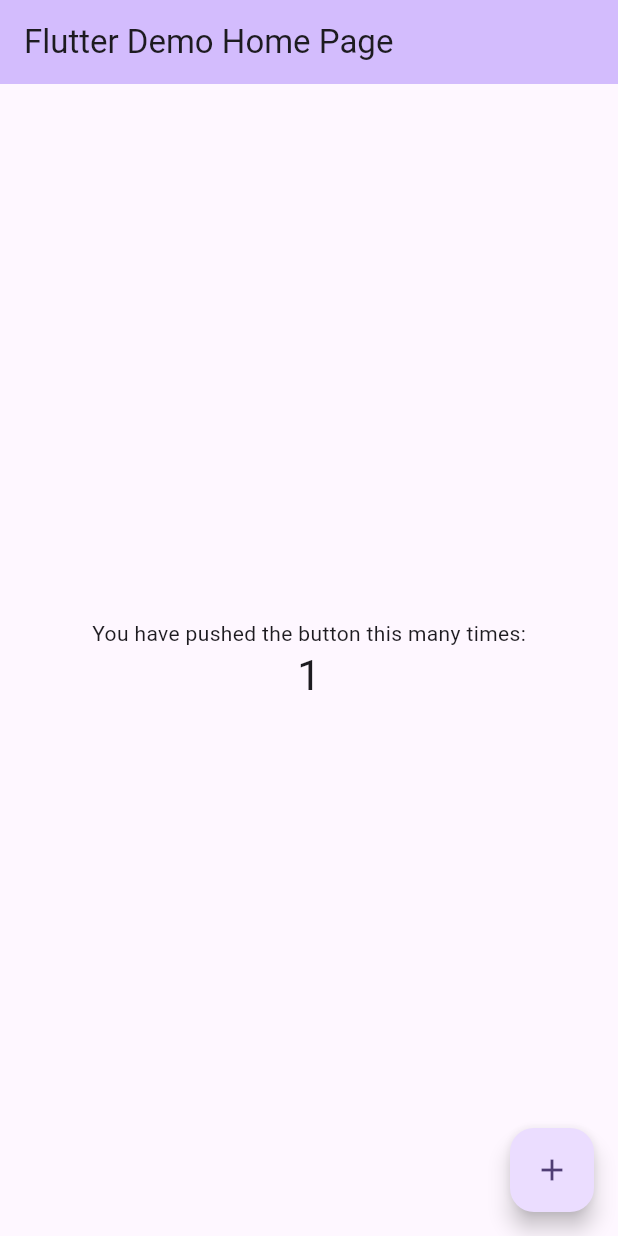
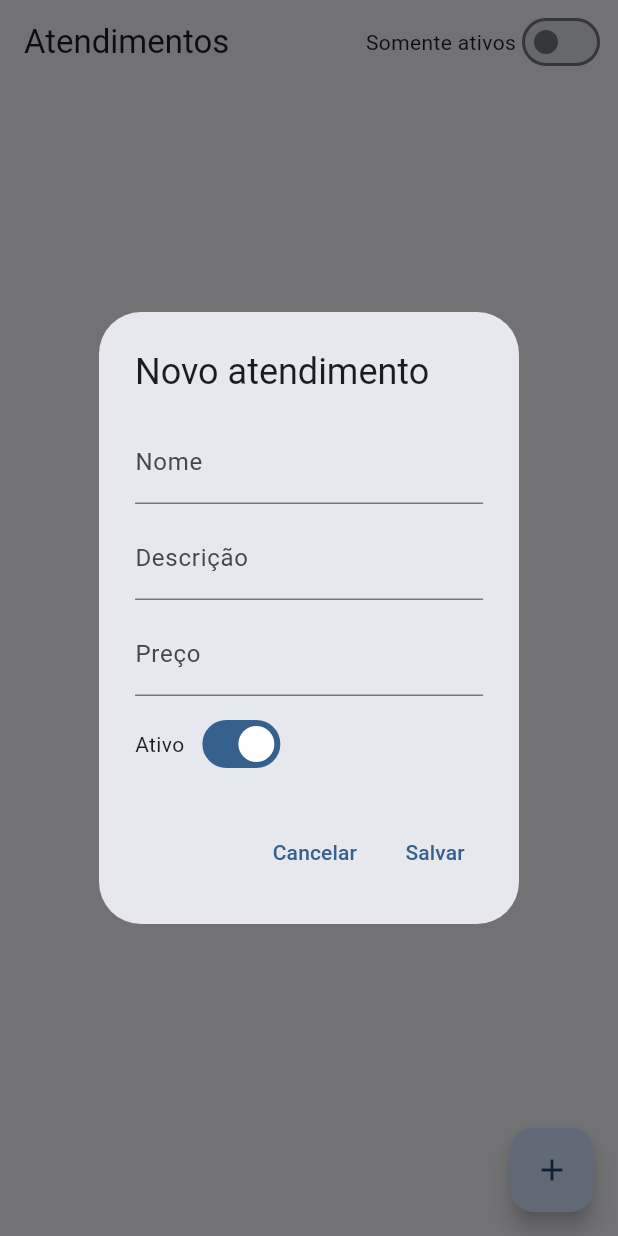
Before and after one commit to tomastonial/Gest-o-de-Atendimentos, a Flutter app: the screen it shows after launch, after a tap on the "add" icon, on a phone screen of 412 x 824 dp. Run offline on Flutter 3.47's test engine with Material 3 defaults, Android fonts, the phone set to English and light mode, and no system bars; our stand-ins replace flutter_bloc, get_it, injectable, sqflite; accounts and stored records are empty.

Commit message:
CRUD's Funcionando

```diff
--- a/lib/database/database_helper.dart
+++ b/lib/database/database_helper.dart
@@ -4,13 +4,13 @@ import 'package:path/path.dart';
 
 class DatabaseHelper {
   static const int _version = 1;
-  static const String _dbName = "atendimetos.db";
+  static const String _dbName = "atendimento.db";
 
   static Future<Database> _getDB() async {
     return openDatabase(
       join(await getDatabasesPath(), _dbName),
       onCreate: (db, version) async => await db.execute(
-        "CREATE TABLE atendimento (id INTEGER PRIMARY KEY AUTOINCREMENT, nome TEXT NOT NULL, descricao TEXT, data TEXT, ativo BOOLEAN, preco DOUBLE NOT NULL, foto TEXT);",
+        "CREATE TABLE atendimento (id INTEGER PRIMARY KEY AUTOINCREMENT, nome TEXT NOT NULL, descricao TEXT, data TEXT, ativo INTEGER, preco REAL NOT NULL, foto TEXT);",
       ),
       version: _version,
     );
--- a/lib/main.dart
+++ b/lib/main.dart
@@ -1,122 +1,296 @@
+// lib/main.dart
 import 'package:flutter/material.dart';
+import 'package:flutter_bloc/flutter_bloc.dart';
 
-void main() {
+import 'core/injectable.dart';
+import 'module/atendimento/infra/controller/atendimento_controller.dart';
+import 'module/atendimento/state/atendimento_state.dart';
+import 'module/atendimento/core/domain/model/atendimento.dart';
+
+Future<void> main() async {
+  WidgetsFlutterBinding.ensureInitialized();
+  await configureDependencies();
   runApp(const MyApp());
 }
 
 class MyApp extends StatelessWidget {
   const MyApp({super.key});
 
-  // This widget is the root of your application.
   @override
   Widget build(BuildContext context) {
     return MaterialApp(
-      title: 'Flutter Demo',
-      theme: ThemeData(
-        // This is the theme of your application.
-        //
-        // TRY THIS: Try running your application with "flutter run". You'll see
-        // the application has a purple toolbar. Then, without quitting the app,
-        // try changing the seedColor in the colorScheme below to Colors.green
-        // and then invoke "hot reload" (save your changes or press the "hot
-        // reload" button in a Flutter-supported IDE, or press "r" if you used
-        // the command line to start the app).
-        //
-        // Notice that the counter didn't reset back to zero; the application
-        // state is not lost during the reload. To reset the state, use hot
-        // restart instead.
-        //
-        // This works for code too, not just values: Most code changes can be
-        // tested with just a hot reload.
-        colorScheme: ColorScheme.fromSeed(seedColor: Colors.deepPurple),
+      title: 'Atendimentos',
+      theme: ThemeData(useMaterial3: true, colorSchemeSeed: Colors.blue),
+      home: BlocProvider(
+        create: (_) => getIt<AtendimentoController>()..carregarAtendimentos(),
+        child: const AtendimentoHomePage(),
       ),
-      home: const MyHomePage(title: 'Flutter Demo Home Page'),
     );
   }
 }
 
-class MyHomePage extends StatefulWidget {
-  const MyHomePage({super.key, required this.title});
-
-  // This widget is the home page of your application. It is stateful, meaning
-  // that it has a State object (defined below) that contains fields that affect
-  // how it looks.
-
-  // This class is the configuration for the state. It holds the values (in this
-  // case the title) provided by the parent (in this case the App widget) and
-  // used by the build method of the State. Fields in a Widget subclass are
-  // always marked "final".
-
-  final String title;
+class AtendimentoHomePage extends StatefulWidget {
+  const AtendimentoHomePage({super.key});
 
   @override
-  State<MyHomePage> createState() => _MyHomePageState();
+  State<AtendimentoHomePage> createState() => _AtendimentoHomePageState();
 }
 
-class _MyHomePageState extends State<MyHomePage> {
-  int _counter = 0;
-
-  void _incrementCounter() {
-    setState(() {
-      // This call to setState tells the Flutter framework that something has
-      // changed in this State, which causes it to rerun the build method below
-      // so that the display can reflect the updated values. If we changed
-      // _counter without calling setState(), then the build method would not be
-      // called again, and so nothing would appear to happen.
-      _counter++;
-    });
-  }
+class _AtendimentoHomePageState extends State<AtendimentoHomePage> {
+  bool _somenteAtivos = false;
 
   @override
   Widget build(BuildContext context) {
-    // This method is rerun every time setState is called, for instance as done
-    // by the _incrementCounter method above.
-    //
-    // The Flutter framework has been optimized to make rerunning build methods
-    // fast, so that you can just rebuild anything that needs updating rather
-    // than having to individually change instances of widgets.
+    final controller = context.read<AtendimentoController>();
+
     return Scaffold(
       appBar: AppBar(
-        // TRY THIS: Try changing the color here to a specific color (to
-        // Colors.amber, perhaps?) and trigger a hot reload to see the AppBar
-        // change color while the other colors stay the same.
-        backgroundColor: Theme.of(context).colorScheme.inversePrimary,
-        // Here we take the value from the MyHomePage object that was created by
-        // the App.build method, and use it to set our appbar title.
-        title: Text(widget.title),
+        title: const Text('Atendimentos'),
+        actions: [
+          Row(
+            children: [
+              const Text('Somente ativos'),
+              Switch(
+                value: _somenteAtivos,
+                onChanged: (value) {
+                  setState(() => _somenteAtivos = value);
+
+                  // usa filtrarAtivos e carregarAtendimentos
+                  if (value) {
+                    controller.filtrarAtivos(true);
+                  } else {
+                    controller.carregarAtendimentos();
+                  }
+                },
+              ),
+              const SizedBox(width: 8),
+            ],
+          ),
+        ],
       ),
-      body: Center(
-        // Center is a layout widget. It takes a single child and positions it
-        // in the middle of the parent.
-        child: Column(
-          // Column is also a layout widget. It takes a list of children and
-          // arranges them vertically. By default, it sizes itself to fit its
-          // children horizontally, and tries to be as tall as its parent.
-          //
-          // Column has various properties to control how it sizes itself and
-          // how it positions its children. Here we use mainAxisAlignment to
-          // center the children vertically; the main axis here is the vertical
-          // axis because Columns are vertical (the cross axis would be
-          // horizontal).
-          //
-          // TRY THIS: Invoke "debug painting" (choose the "Toggle Debug Paint"
-          // action in the IDE, or press "p" in the console), to see the
-          // wireframe for each widget.
-          mainAxisAlignment: MainAxisAlignment.center,
-          children: <Widget>[
-            const Text('You have pushed the button this many times:'),
-            Text(
-              '$_counter',
-              style: Theme.of(context).textTheme.headlineMedium,
+      body: BlocBuilder<AtendimentoController, AtendimentoState>(
+        builder: (context, state) {
+          if (state is AtendimentoLoadingState) {
+            return const Center(child: CircularProgressIndicator());
+          }
+
+          List<Atendimento> lista = [];
+
+          if (state is AtendimentoLoadedState) {
+            lista = state.atendimentos;
+          } else if (state is AtendimentoFilteredState) {
+            lista = state.atendimentos;
+          }
+
+          if (lista.isEmpty) {
+            return const Center(child: Text('Nenhum atendimento cadastrado.'));
+          }
+
+          return ListView.separated(
+            itemCount: lista.length,
+            separatorBuilder: (_, __) => const Divider(height: 1),
+            itemBuilder: (context, index) {
+              final it = lista[index];
+
+              return ListTile(
+                title: Text(it.nome),
+                subtitle: Text(
+                  [
+                    if (it.descricao != null && it.descricao!.isNotEmpty)
+                      it.descricao!,
+                    'Preço: R\$ ${it.preco.toStringAsFixed(2)}',
+                    if (it.data != null) 'Data: ${it.data}',
+                  ].join(' • '),
+                ),
+                leading: Checkbox(
+                  value: it.ativo,
+                  onChanged: (value) {
+                    if (value == null) return;
+                    // usa alterarAtivo
+                    controller.alterarAtivo(it.id, value);
+                  },
+                ),
+                trailing: Row(
+                  mainAxisSize: MainAxisSize.min,
+                  children: [
+                    IconButton(
+                      tooltip: 'Editar',
+                      icon: const Icon(Icons.edit),
+                      onPressed: () => _abrirFormAtendimento(context, it),
+                    ),
+                    IconButton(
+                      tooltip: 'Excluir',
+                      icon: const Icon(Icons.delete, color: Colors.red),
+                      onPressed: () async {
+                        final confirmar = await showDialog<bool>(
+                          context: context,
+                          builder: (ctx) => AlertDialog(
+                            title: const Text('Excluir atendimento'),
+                            content: Text(
+                              'Tem certeza que deseja excluir "${it.nome}"?',
+                            ),
+                            actions: [
+                              TextButton(
+                                onPressed: () => Navigator.pop(ctx, false),
+                                child: const Text('Cancelar'),
+                              ),
+                              TextButton(
+                                onPressed: () => Navigator.pop(ctx, true),
+                                child: const Text(
+                                  'Excluir',
+                                  style: TextStyle(color: Colors.red),
+                                ),
+                              ),
+                            ],
+                          ),
+                        );
+
+                        if (confirmar == true) {
+                          // usa excluirAtendimento
+                          await controller.excluirAtendimento(it.id);
+                        }
+                      },
+                    ),
+                  ],
+                ),
+                onTap: () => _abrirFormAtendimento(context, it),
+              );
+            },
+          );
+        },
+      ),
+      floatingActionButton: FloatingActionButton(
+        onPressed: () => _abrirFormAtendimento(context, null),
+        child: const Icon(Icons.add),
+      ),
+    );
+  }
+
+  Future<void> _abrirFormAtendimento(
+    BuildContext context,
+    Atendimento? atendimento,
+  ) async {
+    final controller = context.read<AtendimentoController>();
+
+    final nomeCtrl = TextEditingController(text: atendimento?.nome ?? '');
+    final descCtrl = TextEditingController(text: atendimento?.descricao ?? '');
+    final precoCtrl = TextEditingController(
+      text: atendimento != null ? atendimento.preco.toString() : '',
+    );
+    bool ativo = atendimento?.ativo ?? true;
+
+    await showDialog<void>(
+      context: context,
+      builder: (dialogCtx) {
+        return AlertDialog(
+          title: Text(
+            atendimento == null ? 'Novo atendimento' : 'Editar atendimento',
+          ),
+          content: SingleChildScrollView(
+            child: Column(
+              mainAxisSize: MainAxisSize.min,
+              children: [
+                TextField(
+                  controller: nomeCtrl,
+                  decoration: const InputDecoration(labelText: 'Nome'),
+                ),
+                const SizedBox(height: 8),
+                TextField(
+                  controller: descCtrl,
+                  decoration: const InputDecoration(labelText: 'Descrição'),
+                ),
+                const SizedBox(height: 8),
+                TextField(
+                  controller: precoCtrl,
+                  keyboardType: const TextInputType.numberWithOptions(
+                    decimal: true,
+                  ),
+                  decoration: const InputDecoration(labelText: 'Preço'),
+                ),
+                const SizedBox(height: 8),
+                Row(
+                  children: [
+                    const Text('Ativo'),
+                    const SizedBox(width: 8),
+                    Switch(
+                      value: ativo,
+                      onChanged: (value) {
+                        ativo = value;
+                        // forçar rebuild do AlertDialog
+                        (dialogCtx as Element).markNeedsBuild();
+                      },
+                    ),
+                  ],
+                ),
+              ],
+            ),
+          ),
+          actions: [
+            TextButton(
+              onPressed: () => Navigator.pop(dialogCtx),
+              child: const Text('Cancelar'),
+            ),
+            TextButton(
+              onPressed: () async {
+                final nome = nomeCtrl.text.trim();
+                final precoTexto = precoCtrl.text.trim();
+
+                if (nome.isEmpty || precoTexto.isEmpty) {
+                  ScaffoldMessenger.of(context).showSnackBar(
+                    const SnackBar(
+                      content: Text('Nome e preço são obrigatórios'),
+                    ),
+                  );
+                  return;
+                }
+
+                final preco =
+                    double.tryParse(precoTexto.replaceAll(',', '.')) ?? 0.0;
+
+                final agora = DateTime.now().toIso8601String();
+
+                if (atendimento == null) {
+                  // usa inserirAtendimento
+                  final novo = Atendimento(
+                    id: 0, // será sobrescrito no repository
+                    nome: nome,
+                    descricao: descCtrl.text.trim().isEmpty
+                        ? null
+                        : descCtrl.text.trim(),
+                    data: agora,
+                    ativo: ativo,
+                    preco: preco,
+                    foto: null,
+                  );
+                  await controller.inserirAtendimento(novo);
+                } else {
+                  // usa editarAtendimento
+                  final atualizado = Atendimento(
+                    id: atendimento.id,
+                    nome: nome,
+                    descricao: descCtrl.text.trim().isEmpty
+                        ? null
+                        : descCtrl.text.trim(),
+                    data: atendimento.data ?? agora,
+                    ativo: ativo,
+                    preco: preco,
+                    foto: atendimento.foto,
+                  );
+                  await controller.editarAtendimento(
+                    atendimento.id,
+                    atualizado,
+                  );
+                }
+
+                if (context.mounted) {
+                  Navigator.pop(dialogCtx);
+                }
+              },
+              child: const Text('Salvar'),
             ),
           ],
-        ),
-      ),
-      floatingActionButton: FloatingActionButton(
-        onPressed: _incrementCounter,
-        tooltip: 'Increment',
-        child: const Icon(Icons.add),
-      ), // This trailing comma makes auto-formatting nicer for build methods.
+        );
+      },
     );
   }
 }
--- /dev/null
+++ b/lib/module/atendimento/infra/controller/atendimento_controller.dart
@@ -0,0 +1,63 @@
+import 'package:atendimentos_flutter/module/atendimento/core/domain/contract/alterar_ativo_repository.dart';
+import 'package:atendimentos_flutter/module/atendimento/core/domain/contract/editar_atendimento_repository.dart';
+import 'package:atendimentos_flutter/module/atendimento/core/domain/contract/excluir_atendimento_repository.dart';
+import 'package:atendimentos_flutter/module/atendimento/core/domain/contract/filtro_ativo_repository.dart';
+import 'package:atendimentos_flutter/module/atendimento/core/domain/contract/inserir_atendimento_repository.dart';
+import 'package:atendimentos_flutter/module/atendimento/core/domain/contract/listar_atendimento_repository.dart';
+import 'package:atendimentos_flutter/module/atendimento/core/domain/model/atendimento.dart';
+import 'package:flutter_bloc/flutter_bloc.dart';
+import 'package:atendimentos_flutter/module/atendimento/state/atendimento_state.dart';
+import 'package:injectable/injectable.dart';
+
+@injectable
+class AtendimentoController extends Cubit<AtendimentoState> {
+  final InserirAtendimentoRepository inserirAtendimentoRepository;
+  final ListarAtendimentoRepository listarAtendimentoRepository;
+  final EditarAtendimentoRepository editarAtendimentoRepository;
+  final ExcluirAtendimentoRepository excluirAtendimentoRepository;
+  final AlterarAtivoRepository alterarAtivoRepository;
+  final FiltroAtivoRepository filtroAtivoRepository;
+
+  AtendimentoController({
+    required this.inserirAtendimentoRepository,
+    required this.listarAtendimentoRepository,
+    required this.editarAtendimentoRepository,
+    required this.excluirAtendimentoRepository,
+    required this.alterarAtivoRepository,
+    required this.filtroAtivoRepository,
+  }) : super(AtendimentoInitialState());
+
+  Future<void> carregarAtendimentos() async {
+    emit(AtendimentoLoadingState());
+    final atendimentos = await listarAtendimentoRepository.listarAtendimento();
+    emit(AtendimentoLoadedState(atendimentos));
+  }
+
+  Future<void> filtrarAtivos(bool ativos) async {
+    emit(AtendimentoLoadingState());
+    final atendimentosFiltrados = await filtroAtivoRepository.filtrarAtivos(
+      ativos,
+    );
+    emit(AtendimentoFilteredState(atendimentosFiltrados));
+  }
+
+  Future<void> alterarAtivo(int id, bool ativo) async {
+    await alterarAtivoRepository.alterarAtivo(id, ativo);
+    await carregarAtendimentos();
+  }
+
+  Future<void> excluirAtendimento(int id) async {
+    await excluirAtendimentoRepository.excluir(id);
+    await carregarAtendimentos();
+  }
+
+  Future<void> inserirAtendimento(Atendimento atendimento) async {
+    await inserirAtendimentoRepository.inserir(atendimento);
+    await carregarAtendimentos();
+  }
+
+  Future<void> editarAtendimento(int id, Atendimento atendimento) async {
+    await editarAtendimentoRepository.editar(id, atendimento);
+    await carregarAtendimentos();
+  }
+}
--- /dev/null
+++ b/lib/module/atendimento/state/atendimento_state.dart
@@ -0,0 +1,17 @@
+import 'package:atendimentos_flutter/module/atendimento/core/domain/model/atendimento.dart';
+
+abstract class AtendimentoState {}
+
+class AtendimentoInitialState extends AtendimentoState {}
+
+class AtendimentoLoadingState extends AtendimentoState {}
+
+class AtendimentoLoadedState extends AtendimentoState {
+  final List<Atendimento> atendimentos;
+  AtendimentoLoadedState(this.atendimentos);
+}
+
+class AtendimentoFilteredState extends AtendimentoState {
+  final List<Atendimento> atendimentos;
+  AtendimentoFilteredState(this.atendimentos);
+}
```
Also changed, not shown: lib/database/database.dart (deleted, +0 -24 lines), lib/core/injectable.config.dart, 5 other files.
